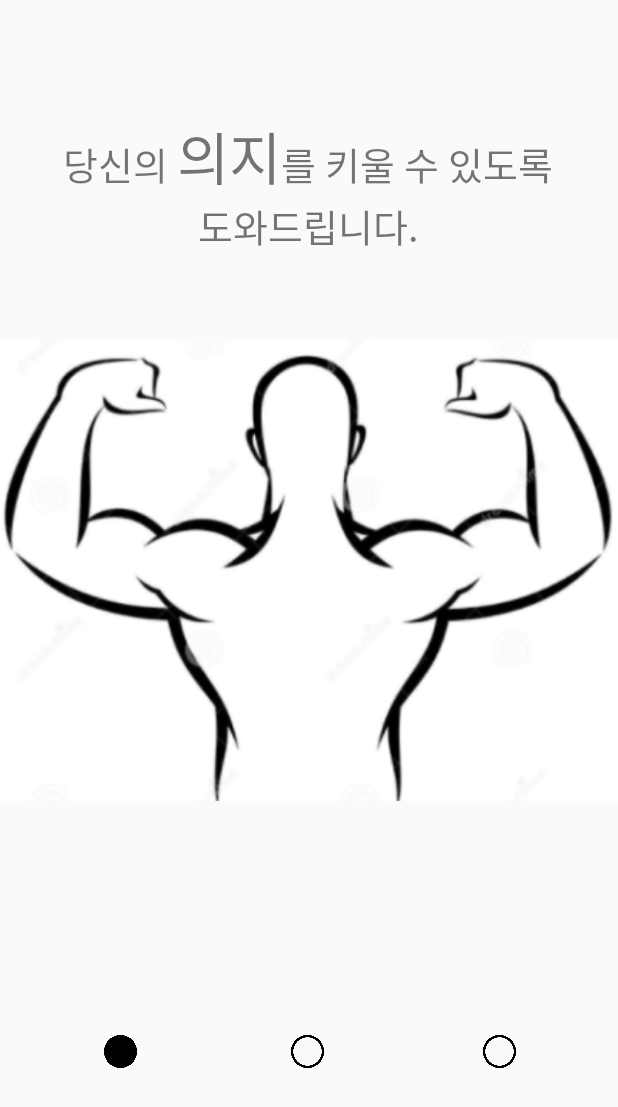
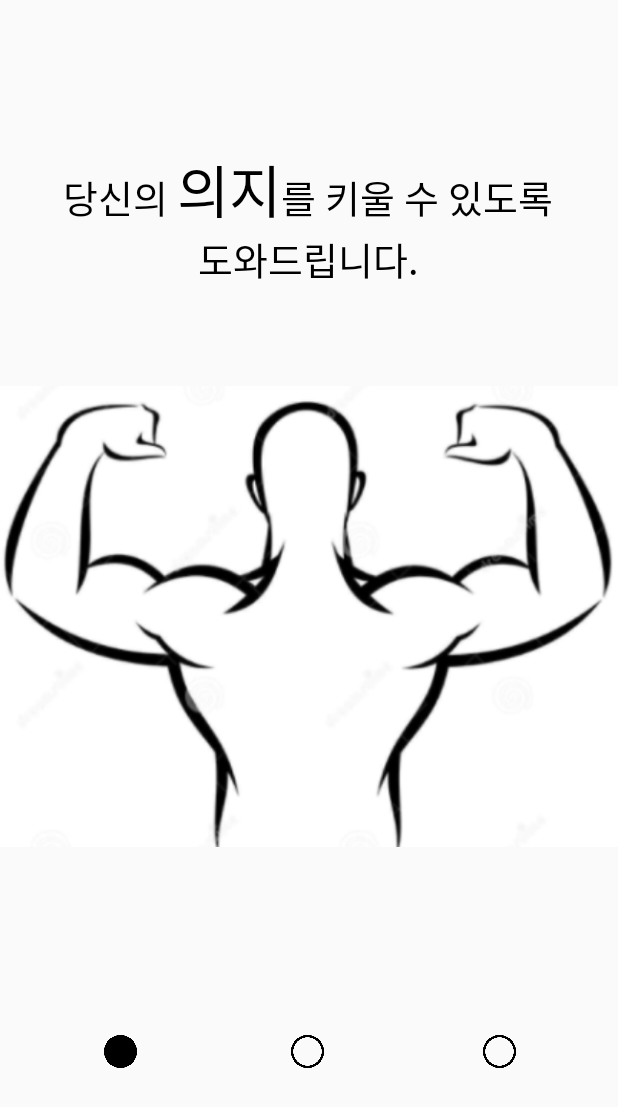
Before and after one commit to JongHoP/Gold_been_time, an Android app: the screen it shows after launch (MainActivity), on a phone screen of 412 x 824 dp. Shown: the top 1107 px of the screen. Run offline under Robolectric (Android 15) with nearby library versions, the light colour scheme and no system bars.

Commit message:
프래그먼트 레이아웃 끝

```diff
--- a/TestSplash1/app/src/main/res/layout/viewfragment_color4.xml
+++ b/TestSplash1/app/src/main/res/layout/viewfragment_color4.xml
@@ -12,16 +12,17 @@
         android:layout_width="330dp"
         android:layout_height="wrap_content"
         android:layout_marginTop="76dp"
+        android:bufferType="spannable"
         android:gravity="center"
         android:text="당신의 의지를 키울 수 있도록 도와드립니다."
         android:textSize="25dp"
-        android:bufferType="spannable"
+        android:textColor="@color/black"
         app:layout_constraintBottom_toBottomOf="parent"
         app:layout_constraintHorizontal_bias="0.493"
         app:layout_constraintLeft_toLeftOf="parent"
         app:layout_constraintRight_toRightOf="parent"
         app:layout_constraintTop_toTopOf="parent"
-        app:layout_constraintVertical_bias="0.0" />
+        app:layout_constraintVertical_bias="0.034" />
 
     <ImageView
         android:id="@+id/imageView2"
@@ -32,7 +33,7 @@
         app:layout_constraintLeft_toLeftOf="parent"
         app:layout_constraintRight_toRightOf="parent"
         app:layout_constraintTop_toTopOf="parent"
-        app:layout_constraintVertical_bias="0.437"
+        app:layout_constraintVertical_bias="0.498"
         app:srcCompat="@drawable/bodyy" />
 
     <ImageView
--- a/TestSplash1/app/src/main/res/layout/viewfragment_color6.xml
+++ b/TestSplash1/app/src/main/res/layout/viewfragment_color6.xml
@@ -15,13 +15,14 @@
         android:gravity="center"
         android:text="공부에 집중할 수 있도록, 타이머 기능"
         android:textSize="25dp"
+        android:textColor="@color/black"
         android:bufferType="spannable"
         app:layout_constraintBottom_toBottomOf="parent"
         app:layout_constraintHorizontal_bias="0.493"
         app:layout_constraintLeft_toLeftOf="parent"
         app:layout_constraintRight_toRightOf="parent"
         app:layout_constraintTop_toTopOf="parent"
-        app:layout_constraintVertical_bias="0.0" />
+        app:layout_constraintVertical_bias="0.034" />
 
     <ImageView
         android:id="@+id/imageView2"
@@ -32,7 +33,7 @@
         app:layout_constraintLeft_toLeftOf="parent"
         app:layout_constraintRight_toRightOf="parent"
         app:layout_constraintTop_toTopOf="parent"
-        app:layout_constraintVertical_bias="0.437"
+        app:layout_constraintVertical_bias="0.498"
         app:srcCompat="@drawable/alarmpic" />
 
     <ImageView
```
Also changed, not shown: TestSplash1/app/src/main/res/layout/viewfragment_color5.xml (+4 -3 lines).
